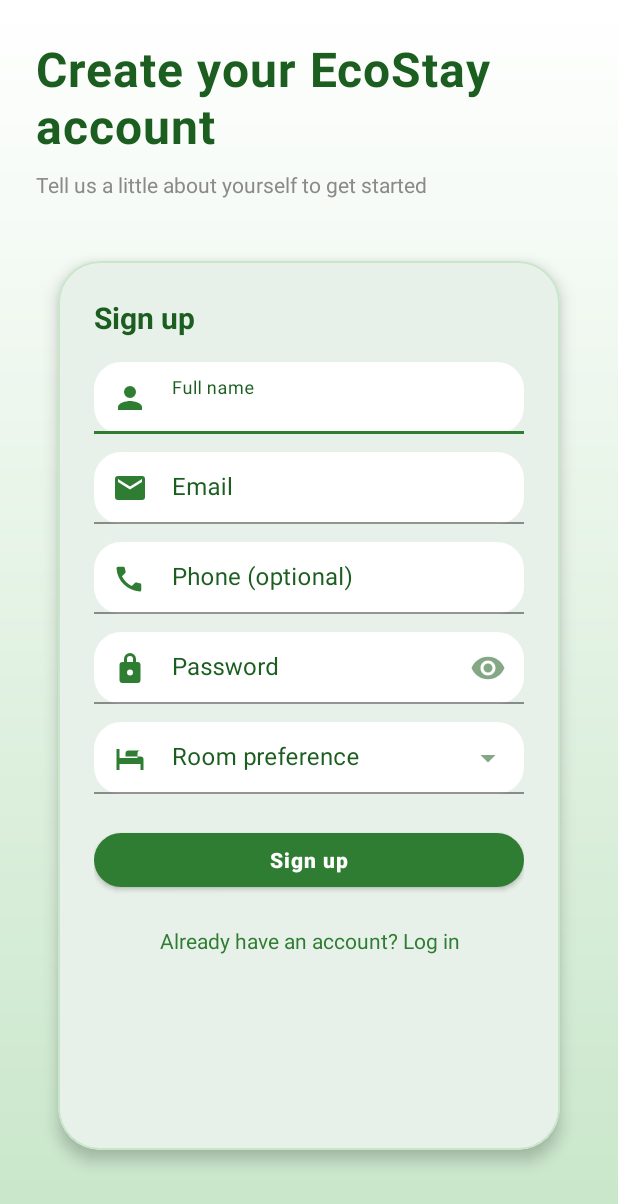
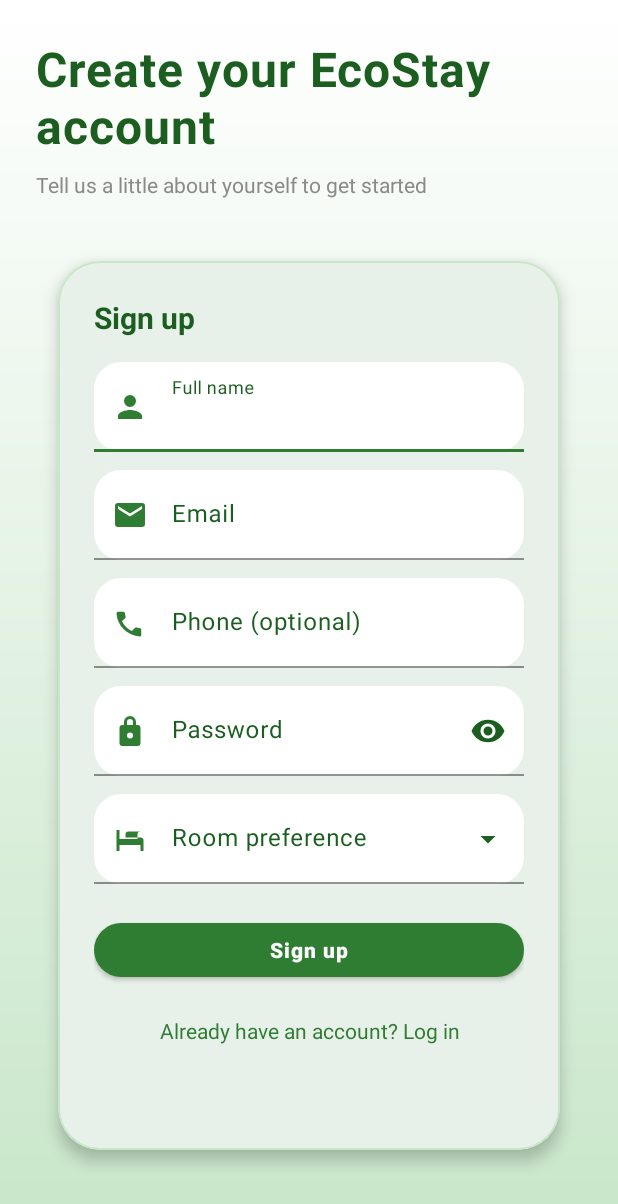
Before and after one commit to karththiga/resort-app, an Android app: the screen it shows after launch (RegisterActivity), after a tap on "Don't have an account? Create one", on a phone screen of 412 x 824 dp. Shown: the top 1204 px of the screen. Run offline under Robolectric (Android 15) with nearby library versions, the phone set to English and light mode, and no system bars; our stand-ins replace Firebase (no records; nobody signed in at launch, a user with empty details on screens opened directly); 2 other taps on this screen came first.

Commit message:
Fix text input height and validation feedback

```diff
--- a/app/src/main/java/com/example/resortapp/LoginActivity.java
+++ b/app/src/main/java/com/example/resortapp/LoginActivity.java
@@ -2,6 +2,8 @@ package com.example.resortapp;
 
 import android.content.Intent;
 import android.os.Bundle;
+import android.text.Editable;
+import android.text.TextWatcher;
 import android.util.Patterns;
 import android.widget.Button;
 import android.widget.EditText;
@@ -42,6 +44,9 @@ public class LoginActivity extends AppCompatActivity {
         tvForgot = findViewById(R.id.tvForgot);
         tilEmail = findViewById(R.id.tilEmail);
         tilPassword = findViewById(R.id.tilPassword);
+
+        clearErrorOnTextChange(etEmail, tilEmail);
+        clearErrorOnTextChange(etPassword, tilPassword);
 
         btnLogin.setOnClickListener(v -> login());
         tvGoRegister.setOnClickListener(v -> startActivity(new Intent(this, RegisterActivity.class)));
@@ -90,4 +95,21 @@ public class LoginActivity extends AppCompatActivity {
                     btnLogin.setEnabled(true);
                 });
     }
+
+    private void clearErrorOnTextChange(EditText editText, TextInputLayout layout) {
+        editText.addTextChangedListener(new TextWatcher() {
+            @Override
+            public void beforeTextChanged(CharSequence s, int start, int count, int after) { }
+
+            @Override
+            public void onTextChanged(CharSequence s, int start, int before, int count) {
+                if (layout.getError() != null) {
+                    layout.setError(null);
+                }
+            }
+
+            @Override
+            public void afterTextChanged(Editable s) { }
+        });
+    }
 }
--- a/app/src/main/java/com/example/resortapp/RegisterActivity.java
+++ b/app/src/main/java/com/example/resortapp/RegisterActivity.java
@@ -2,6 +2,8 @@ package com.example.resortapp;
 
 import android.content.Intent;
 import android.os.Bundle;
+import android.text.Editable;
+import android.text.TextWatcher;
 import android.util.Patterns;
 import android.widget.ArrayAdapter;
 import android.widget.Button;
@@ -51,6 +53,12 @@ public class RegisterActivity extends AppCompatActivity {
 
         auth = FirebaseAuth.getInstance();
         db = FirebaseFirestore.getInstance();
+
+        clearErrorOnTextChange(tilName);
+        clearErrorOnTextChange(tilEmail);
+        clearErrorOnTextChange(tilPhone);
+        clearErrorOnTextChange(tilPassword);
+        clearErrorOnTextChange(tilPreference);
 
         btnRegister.setOnClickListener(v -> doRegister());
         tvGoLogin.setOnClickListener(v -> startActivity(new Intent(this, LoginActivity.class)));
@@ -168,4 +176,24 @@ public class RegisterActivity extends AppCompatActivity {
         if (label.contains("river")) return "river_hut";
         return null;
     }
+
+    private void clearErrorOnTextChange(TextInputLayout layout) {
+        if (layout.getEditText() == null) {
+            return;
+        }
+        layout.getEditText().addTextChangedListener(new TextWatcher() {
+            @Override
+            public void beforeTextChanged(CharSequence s, int start, int count, int after) { }
+
+            @Override
+            public void onTextChanged(CharSequence s, int start, int before, int count) {
+                if (layout.getError() != null) {
+                    layout.setError(null);
+                }
+            }
+
+            @Override
+            public void afterTextChanged(Editable s) { }
+        });
+    }
 }
--- a/app/src/main/res/layout/activity_login.xml
+++ b/app/src/main/res/layout/activity_login.xml
@@ -75,7 +75,7 @@
                     android:id="@+id/etEmail"
                     style="@style/Widget.ResortApp.TextInputEditText"
                     android:layout_width="match_parent"
-                    android:layout_height="wrap_content"
+                    android:layout_height="60dp"
                     android:imeOptions="actionNext"
                     android:inputType="textEmailAddress" />
             </com.google.android.material.textfield.TextInputLayout>
@@ -94,7 +94,7 @@
                     android:id="@+id/etPassword"
                     style="@style/Widget.ResortApp.TextInputEditText"
                     android:layout_width="match_parent"
-                    android:layout_height="wrap_content"
+                    android:layout_height="60dp"
                     android:imeOptions="actionDone"
                     android:inputType="textPassword" />
             </com.google.android.material.textfield.TextInputLayout>
--- a/app/src/main/res/layout/activity_register.xml
+++ b/app/src/main/res/layout/activity_register.xml
@@ -80,7 +80,7 @@
                         android:id="@+id/etName"
                         style="@style/Widget.ResortApp.TextInputEditText"
                         android:layout_width="match_parent"
-                        android:layout_height="wrap_content" />
+                        android:layout_height="60dp" />
                 </com.google.android.material.textfield.TextInputLayout>
 
                 <com.google.android.material.textfield.TextInputLayout
@@ -96,7 +96,7 @@
                         android:id="@+id/etEmail"
                         style="@style/Widget.ResortApp.TextInputEditText"
                         android:layout_width="match_parent"
-                        android:layout_height="wrap_content"
+                        android:layout_height="60dp"
                         android:imeOptions="actionNext"
                         android:inputType="textEmailAddress" />
                 </com.google.android.material.textfield.TextInputLayout>
@@ -114,7 +114,7 @@
                         android:id="@+id/etPhone"
                         style="@style/Widget.ResortApp.TextInputEditText"
                         android:layout_width="match_parent"
-                        android:layout_height="wrap_content"
+                        android:layout_height="60dp"
                         android:inputType="phone" />
                 </com.google.android.material.textfield.TextInputLayout>
 
@@ -132,7 +132,7 @@
                         android:id="@+id/etPassword"
                         style="@style/Widget.ResortApp.TextInputEditText"
                         android:layout_width="match_parent"
-                        android:layout_height="wrap_content"
+                        android:layout_height="60dp"
                         android:imeOptions="actionNext"
                         android:inputType="textPassword" />
                 </com.google.android.material.textfield.TextInputLayout>
@@ -151,7 +151,7 @@
                         android:id="@+id/etPreference"
                         style="@style/Widget.ResortApp.TextInputEditText"
                         android:layout_width="match_parent"
-                        android:layout_height="wrap_content"
+                        android:layout_height="60dp"
                         android:focusable="false"
                         android:inputType="none" />
                 </com.google.android.material.textfield.TextInputLayout>
--- a/app/src/main/res/layout/activity_reset_password.xml
+++ b/app/src/main/res/layout/activity_reset_password.xml
@@ -75,7 +75,7 @@
                     android:id="@+id/etEmail"
                     style="@style/Widget.ResortApp.TextInputEditText"
                     android:layout_width="match_parent"
-                    android:layout_height="wrap_content"
+                    android:layout_height="60dp"
                     android:imeOptions="actionDone"
                     android:inputType="textEmailAddress" />
             </com.google.android.material.textfield.TextInputLayout>
--- a/app/src/main/res/values/styles.xml
+++ b/app/src/main/res/values/styles.xml
@@ -36,7 +36,7 @@
     </style>
 
 
-    <style name="Widget.ResortApp.TextInputLayout" parent="Widget.MaterialComponents.TextInputLayout.FilledBox.Dense">
+    <style name="Widget.ResortApp.TextInputLayout" parent="Widget.Material3.TextInputLayout.FilledBox.Dense">
         <item name="boxBackgroundColor">@android:color/white</item>
         <item name="boxStrokeColor">@color/green_primary</item>
         <item name="boxStrokeWidth">1dp</item>
@@ -50,11 +50,13 @@
         <item name="android:textColorHint">@color/green_dark</item>
     </style>
 
-    <style name="Widget.ResortApp.TextInputEditText" parent="Widget.MaterialComponents.TextInputEditText.FilledBox.Dense">
+    <style name="Widget.ResortApp.TextInputEditText" parent="Widget.Material3.TextInputEditText.FilledBox.Dense">
         <item name="android:textColor">@color/green_dark</item>
         <item name="android:textSize">16sp</item>
-        <item name="android:paddingTop">12dp</item>
-        <item name="android:paddingBottom">12dp</item>
+        <item name="android:gravity">center_vertical</item>
+        <item name="android:paddingTop">0dp</item>
+        <item name="android:paddingBottom">0dp</item>
+        <item name="android:layout_height">60dp</item>
     </style>
 
     <style name="Widget.ResortApp.PrimaryButton" parent="Widget.MaterialComponents.Button">
```
Also changed, not shown: app/src/main/java/com/example/resortapp/ResetPasswordActivity.java (+21 -0 lines), app/src/main/res/layout/fragment_profile.xml (+10 -5 lines).
